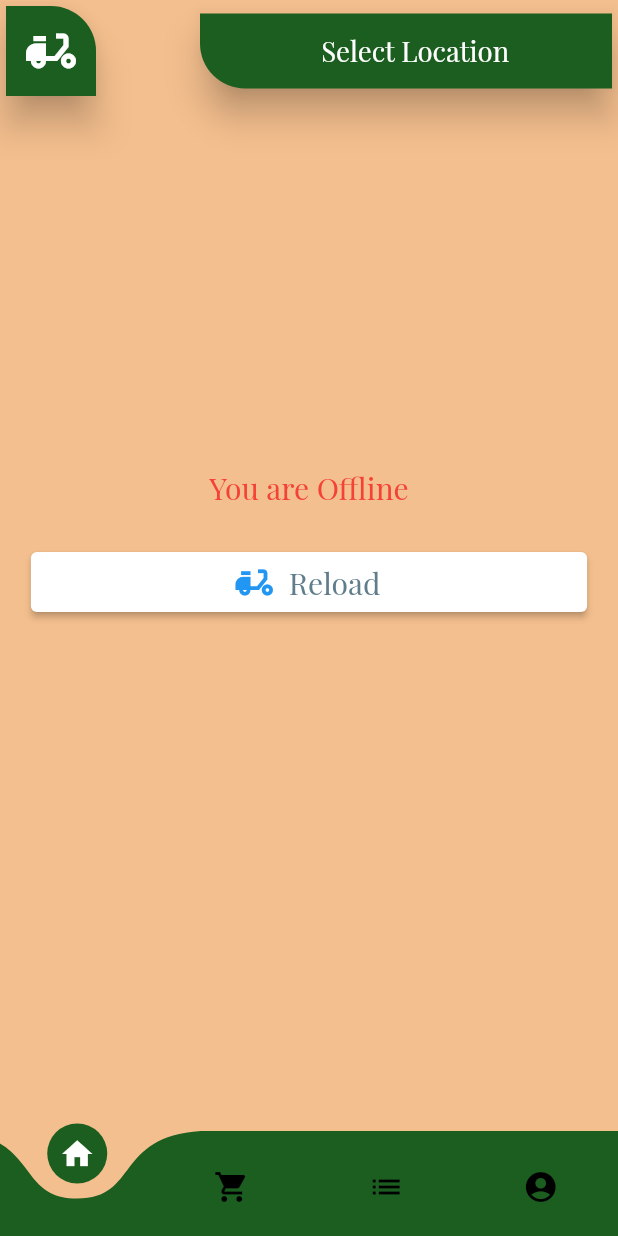
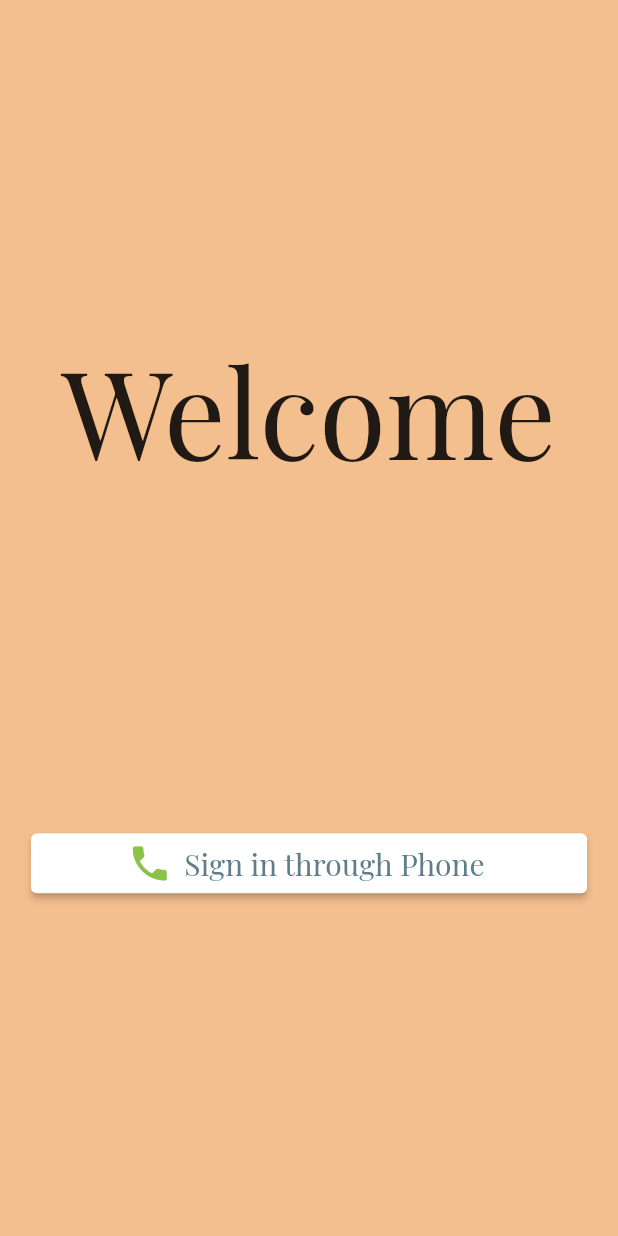
Before and after one commit to sswastik02/eliveryday, a Flutter app: the screen it shows after launch, on a phone screen of 412 x 824 dp. Run offline on Flutter 3.47's test engine with Material 2 defaults, Android fonts, the phone set to English and light mode, and no system bars; drawn by our look-alikes of curved_navigation_bar; our stand-ins replace cloud_firestore, firebase_auth, flutter_phoenix, geolocator, google_maps_flutter, location; missing offline and left inert: geocoder, mapbox_search_flutter; accounts and stored records are empty.

Commit message:
Features: 	Implementing sign in at start of app: 		1. Check user signed in at start of app 		2. Restarting app on signout 	Saving User Profile in one request

```diff
--- a/lib/FireBase/phoneauth.dart
+++ b/lib/FireBase/phoneauth.dart
@@ -1,3 +1,4 @@
+import 'package:eliveryday/FireBase/customUser.dart';
 import 'package:eliveryday/FireBase/registerProfile.dart';
 import 'package:flutter/material.dart';
 import 'package:firebase_auth/firebase_auth.dart';
@@ -113,6 +114,9 @@ class _PhoneAuthState extends State<PhoneAuth> {
       if (result == false) {
         widget._auth.signOut();
       }
+      // if result is true profile was inputted and will be stored as currentUser
+    } else {
+      currentUser = await fireStoreService.getUserProfile(user);
     }
     return authResult;
   }
--- a/lib/FireBase/styledbuttons.dart
+++ b/lib/FireBase/styledbuttons.dart
@@ -1,6 +1,7 @@
 import 'package:eliveryday/profile.dart';
 import 'package:firebase_auth/firebase_auth.dart';
 import 'package:flutter/material.dart';
+import 'package:flutter_phoenix/flutter_phoenix.dart';
 
 Widget styledButton(BuildContext context, String txt, VoidCallback? func,
     {IconData icon: Icons.delivery_dining,
@@ -50,6 +51,7 @@ Widget signoutButton(BuildContext context, FirebaseAuth _auth,
         content: Text(uid + ' has successfully signed out.'),
       ));
       state?.setState(() {});
+      Phoenix.rebirth(context);
     }, icon: Icons.vpn_key_outlined, iconColor: Colors.red);
   });
 }
--- a/lib/Home/base.dart
+++ b/lib/Home/base.dart
@@ -14,7 +14,8 @@ import 'package:google_maps_flutter/google_maps_flutter.dart';
 
 // routes are used to navigate between pages
 class HomeRoute extends StatefulWidget {
-  final FirebaseAuth _auth = FirebaseAuth.instance;
+  final FirebaseAuth _auth;
+  HomeRoute(this._auth);
   HomeRouteState createState() => HomeRouteState();
 }
 
@@ -40,7 +41,7 @@ class HomeRouteState extends State<HomeRoute> {
         state: this,
       ),
       DisplayOrder(),
-      Profile(auth: widget._auth)
+      Profile(auth: widget._auth),
     ];
     return Scaffold(
       appBar: TopBar(
@@ -55,28 +56,7 @@ class HomeRouteState extends State<HomeRoute> {
               if (snapshot.data == 0) {
                 return _children[_currentIndex];
               } else {
-                return Container(
-                  color: Theme.of(context).backgroundColor,
-                  child: Center(
-                    child: Container(
-                      height: 200,
-                      child: Column(
-                        children: [
-                          Text(
-                            "You are Offline",
-                            style: TextStyle(color: Colors.red, fontSize: 20),
-                          ),
-                          SizedBox(
-                            height: 20,
-                          ),
-                          styledButton(context, "Reload", () {
-                            setState(() {});
-                          })
-                        ],
-                      ),
-                    ),
-                  ),
-                );
+                return noInternetConnection(context, this);
               }
             } else {
               return Center(
--- a/lib/main.dart
+++ b/lib/main.dart
@@ -1,24 +1,51 @@
+import 'package:eliveryday/splash.dart';
+import 'package:eliveryday/welcome.dart';
+import 'package:firebase_auth/firebase_auth.dart';
 import 'package:flutter/material.dart';
+import 'package:flutter_phoenix/flutter_phoenix.dart';
 
 import 'Home/base.dart';
 
 Future<void> main() async {
   WidgetsFlutterBinding.ensureInitialized();
-  runApp(MyApp());
+  runApp(Phoenix(
+    child: MaterialApp(
+      theme: ThemeData(
+        primarySwatch: Colors.green,
+        primaryColor: Colors.green[900],
+        fontFamily: 'PlayFair',
+        backgroundColor: Color.fromRGBO(243, 176, 115, 0.8),
+      ),
+      home: MyApp(),
+    ),
+  ));
 }
 
-class MyApp extends StatelessWidget {
+class MyApp extends StatefulWidget {
+  FirebaseUser? user;
+
   // This widget is the root of your application.
+  final FirebaseAuth _auth = FirebaseAuth.instance;
+  MyAppState createState() => MyAppState();
+}
+
+class MyAppState extends State<MyApp> {
+  bool loading = true;
+  Future initialCheck() async {
+    setState(() async {
+      widget.user = await widget._auth.currentUser();
+      loading = false;
+    });
+  }
 
   @override
   Widget build(BuildContext context) {
-    return MaterialApp(
-        theme: ThemeData(
-          primarySwatch: Colors.green,
-          primaryColor: Colors.green[900],
-          fontFamily: 'PlayFair',
-          backgroundColor: Color.fromRGBO(243, 176, 115, 0.8),
-        ),
-        home: HomeRoute());
+    return FutureBuilder(
+        future: widget._auth.currentUser(),
+        builder: (context, snapshot) {
+          return (snapshot.hasData)
+              ? HomeRoute(widget._auth)
+              : WelcomeScreen(widget._auth, this);
+        });
   }
 }
--- a/lib/profile.dart
+++ b/lib/profile.dart
@@ -131,7 +131,11 @@ class ProfileState extends State<Profile> {
   }
 
   Widget profileDisplay() {
-    assignCurrentUser();
+    if (currentUser.fullName == '') {
+      assignCurrentUser();
+    } else {
+      loading = false;
+    }
 
     TextStyle style = TextStyle(fontSize: 20);
     return Positioned(
--- /dev/null
+++ b/lib/welcome.dart
@@ -0,0 +1,49 @@
+import 'package:eliveryday/FireBase/phoneauth.dart';
+import 'package:firebase_auth/firebase_auth.dart';
+import 'package:flutter/material.dart';
+
+import 'FireBase/styledbuttons.dart';
+
+class WelcomeScreen extends StatefulWidget {
+  FirebaseAuth _auth;
+  State state;
+  WelcomeScreen(this._auth, this.state);
+  State<StatefulWidget> createState() => WelcomeScreenState();
+}
+
+class WelcomeScreenState extends State<WelcomeScreen> {
+  Widget build(BuildContext context) {
+    return Scaffold(
+      body: SafeArea(
+        child: Container(
+            width: MediaQuery.of(context).size.width,
+            height: MediaQuery.of(context).size.height,
+            color: Theme.of(context).backgroundColor,
+            child: Column(
+              mainAxisAlignment: MainAxisAlignment.spaceEvenly,
+              children: [
+                SizedBox(
+                  width: MediaQuery.of(context).size.width * 0.8,
+                  child: FittedBox(
+                      child: Text(
+                    "Welcome",
+                    style: TextStyle(fontSize: 400),
+                  )),
+                ),
+                styledButton(context, "Sign in through Phone", () async {
+                  await Navigator.push(
+                    context,
+                    MaterialPageRoute(
+                      builder: (context) => Scaffold(
+                        body: PhoneAuth(widget._auth),
+                      ),
+                    ),
+                  );
+                  widget.state.setState(() {});
+                }, icon: Icons.phone, iconColor: Colors.lightGreen),
+              ],
+            )),
+      ),
+    );
+  }
+}
--- a/pubspec.yaml
+++ b/pubspec.yaml
@@ -40,6 +40,7 @@ dependencies:
   cupertino_icons: ^1.0.2
   mapbox_search_flutter: ^1.0.6+1
   curved_navigation_bar: ^0.3.7
+  flutter_phoenix: ^1.0.0
  # flutter_google_places: ^0.3.0
 
 dev_dependencies:
```
Also changed, not shown: lib/Internet.dart (+29 -0 lines), lib/splash.dart (added, +22 -0 lines), pubspec.lock.
